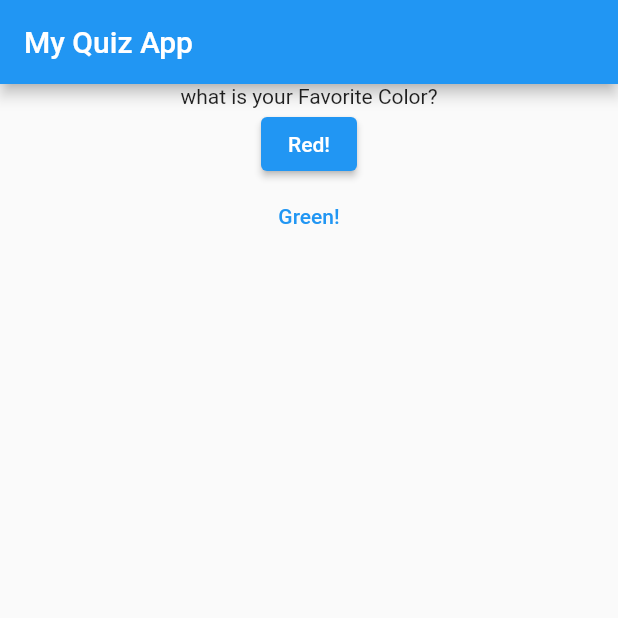
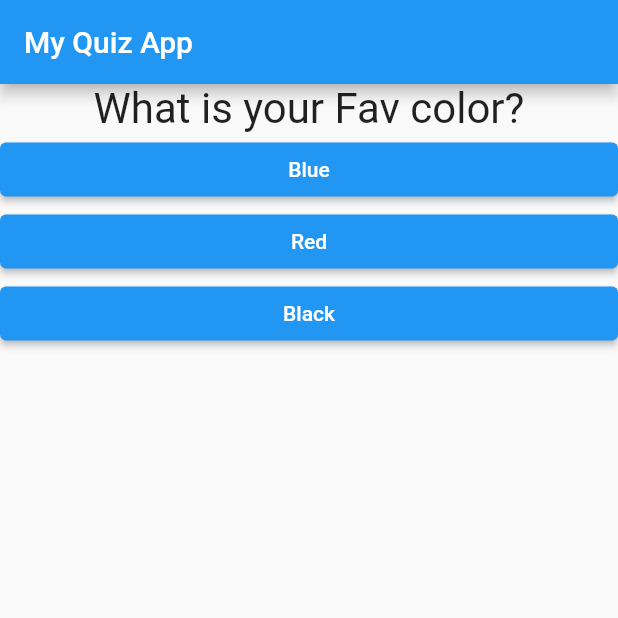
Before and after one commit to patzkatigbak/MAPD-722-Flutter-Week2-3, a Flutter app: the screen it shows after launch, on a phone screen of 412 x 824 dp, the top half of it. Run offline on Flutter 3.47's test engine with Material 2 defaults, Android fonts, the phone set to English and light mode, and no system bars.

Commit message:
finalized quiz app

```diff
--- /dev/null
+++ b/lib/answer.dart
@@ -0,0 +1,20 @@
+import 'package:flutter/material.dart';
+
+class Answer extends StatelessWidget {
+  final VoidCallback selectHandler;
+  final String answerText;
+
+  const Answer(this.selectHandler, this.answerText);
+
+  @override
+  Widget build(BuildContext context) {
+    return Container(
+      width: double.infinity,
+      child: ElevatedButton(
+          onPressed: selectHandler,
+          style: ButtonStyle(
+              backgroundColor: MaterialStateProperty.all(Colors.blue)),
+          child: Text(answerText)),
+    );
+  }
+}
--- a/lib/main.dart
+++ b/lib/main.dart
@@ -1,21 +1,51 @@
 import 'package:flutter/material.dart';
+import 'package:week2_demo/question.dart';
+import 'package:week2_demo/quiz.dart';
+import 'package:week2_demo/result.dart';
+import 'answer.dart';
 
 void main() {
   runApp(MyApp());
 }
 
-class MyApp extends StatelessWidget {
-  MyApp({super.key});
+class MyApp extends StatefulWidget {
+  @override
+  State<StatefulWidget> createState() {
+    return MyAppState();
+  }
+}
 
+class MyAppState extends State<MyApp> {
   var index = 0;
-  var questions = [
-    "what is your Favorite Color?",
-    "What is your Favorite Animal?"
+  // var questions = [
+  //   "What is your Favorite Color?",
+  //   "What is your Favorite Animal?",
+  //   "What is your Favorite Flower?"
+  // ];
+  var questionMap = [
+    {
+      'text': "What is your Fav color?",
+      'answers': ['Blue', 'Red', 'Black']
+    },
+    {
+      'text': "What is your Fav Flower?",
+      'answers': ['Rose', 'Lily', 'Sunflower', 'Daisy']
+    },
+    {
+      'text': "What is your Fav City?",
+      'answers': ['Toronto', 'Paris', 'North York', 'MyCity']
+    },
+    {
+      'text': "What is your Fav Animal?",
+      'answers': ['Lion', 'Crocodile', 'Tiger', 'Snake', 'Shark']
+    }
   ];
 
   void onButtonClicked() {
-    print('button clicked!');
-    index = index + 1;
+    setState(() {
+      //setState --> call build Function (the whole function below)
+      index = index + 1;
+    });
   }
 
   // This widget is the root of your application.
@@ -26,16 +56,10 @@ class MyApp extends StatelessWidget {
       home: Scaffold(
         appBar: AppBar(title: const Text('My Quiz App')),
         // body: const MyCustomForm(),
-        body: Center(
-          child: Column(
-            children: [
-              Text(questions[index]),
-              ElevatedButton(onPressed: onButtonClicked, child: Text('Red!')),
-              TextButton(
-                  onPressed: onButtonClicked, child: const Text('Green!')),
-            ],
-          ),
-        ),
+
+        body: index < questionMap.length //start of if condition
+            ? Quiz(questionMap, index, onButtonClicked)
+            : const Result(), //this is the Else part of if condition
       ),
     );
   }
--- /dev/null
+++ b/lib/question.dart
@@ -0,0 +1,18 @@
+import 'package:flutter/material.dart';
+
+class Question extends StatelessWidget {
+  final String questionText;
+
+  const Question(this.questionText);
+
+  @override
+  Widget build(BuildContext context) {
+    return Container(
+      child: Text(
+        questionText,
+        style: const TextStyle(fontSize: 28),
+        textAlign: TextAlign.center,
+      ),
+    );
+  }
+}
--- /dev/null
+++ b/lib/quiz.dart
@@ -0,0 +1,26 @@
+import 'package:flutter/material.dart';
+import 'question.dart';
+import 'answer.dart';
+
+class Quiz extends StatelessWidget {
+  final List<Map<String, Object>> questionMap;
+  final int index;
+  final VoidCallback clickHandler;
+
+  const Quiz(this.questionMap, this.index, this.clickHandler);
+
+  @override
+  Widget build(BuildContext context) {
+    return Container(
+        child: Center(
+      child: Column(
+        children: [
+          Question(questionMap[index]['text'] as String),
+          ...(questionMap[index]['answers'] as List<String>).map((answer) {
+            return Answer(clickHandler, answer);
+          }).toList(),
+        ],
+      ),
+    ));
+  }
+}
--- /dev/null
+++ b/lib/result.dart
@@ -0,0 +1,14 @@
+import 'package:flutter/material.dart';
+import 'package:flutter/src/widgets/container.dart';
+import 'package:flutter/src/widgets/framework.dart';
+
+class Result extends StatelessWidget {
+  const Result({super.key});
+
+  @override
+  Widget build(BuildContext context) {
+    return const Center(
+      child: Text('You did it!'),
+    );
+  }
+}
```
